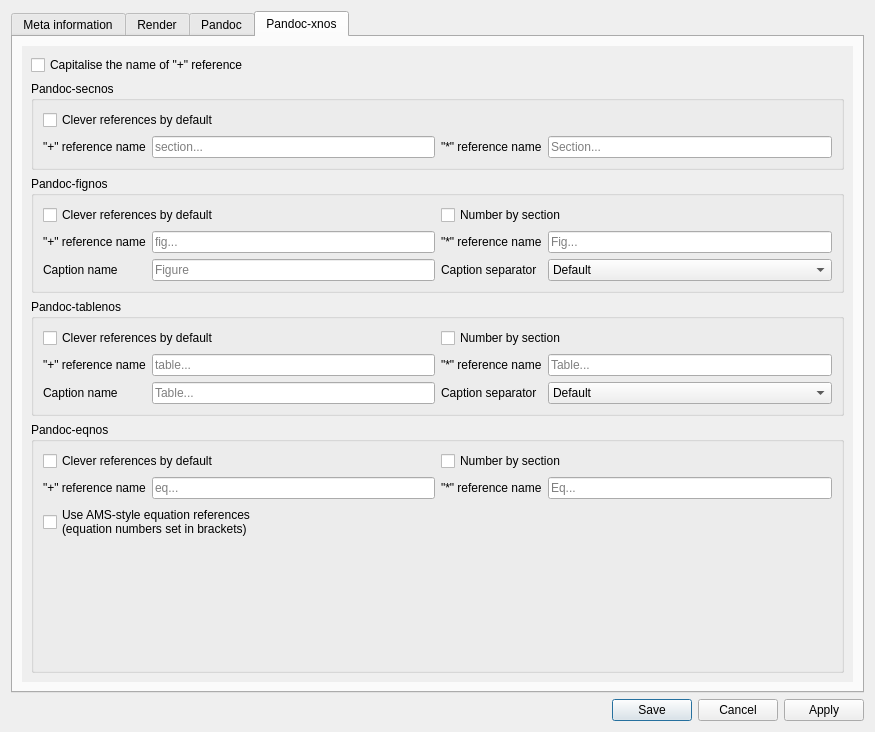
Qt form ui/project_settings_dialog.ui (lasest/manuwrite) before a commit.
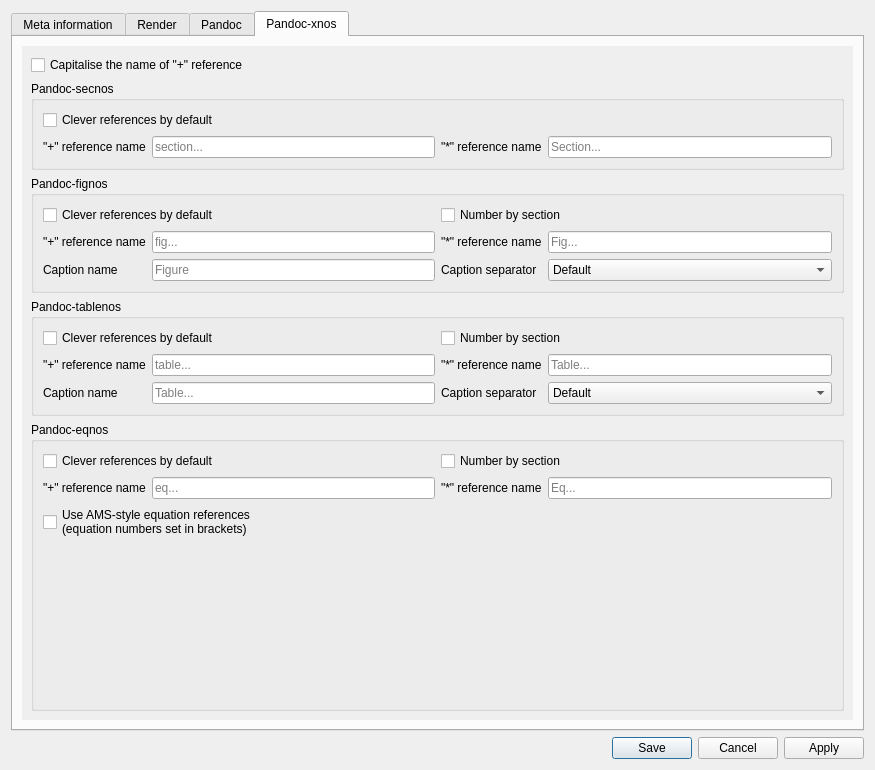
The same form after that commit. The open tabs and pages were chosen to show the change.

Patch:
```diff
--- a/ui/project_settings_dialog.ui
+++ b/ui/project_settings_dialog.ui
@@ -7,7 +7,7 @@
     <x>0</x>
     <y>0</y>
     <width>875</width>
-    <height>732</height>
+    <height>770</height>
    </rect>
   </property>
   <property name="windowTitle">
@@ -646,7 +646,7 @@
             <x>0</x>
             <y>0</y>
             <width>843</width>
-            <height>632</height>
+            <height>670</height>
            </rect>
           </property>
           <layout class="QVBoxLayout" name="verticalLayout_10">
```
Left out of the diff: 4 changed lines with no effect on the pictures.
